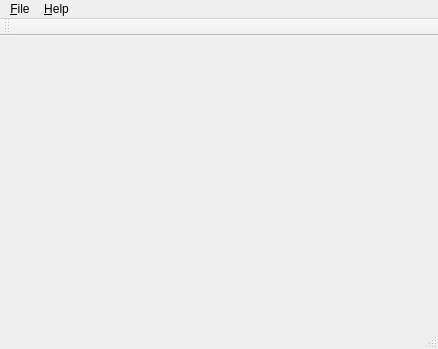
The window that mainwindow.ui (dmatetelki/qtmindmap) describes before a commit, drawn with Qt 5.
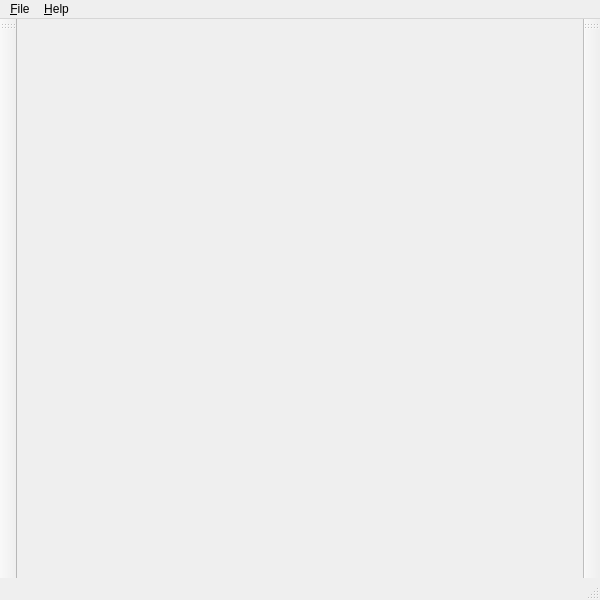
The same window after the commit. Icons and pictures are not drawn.

```diff
--- a/mainwindow.ui
+++ b/mainwindow.ui
@@ -6,8 +6,8 @@
    <rect>
     <x>0</x>
     <y>0</y>
-    <width>438</width>
-    <height>349</height>
+    <width>600</width>
+    <height>600</height>
    </rect>
   </property>
   <property name="windowTitle">
@@ -23,7 +23,7 @@
     <rect>
      <x>0</x>
      <y>0</y>
-     <width>438</width>
+     <width>600</width>
      <height>21</height>
     </rect>
    </property>
@@ -53,13 +53,27 @@
   </widget>
   <widget class="QToolBar" name="mainToolBar">
    <attribute name="toolBarArea">
-    <enum>TopToolBarArea</enum>
+    <enum>LeftToolBarArea</enum>
    </attribute>
    <attribute name="toolBarBreak">
     <bool>false</bool>
    </attribute>
   </widget>
   <widget class="QStatusBar" name="statusBar"/>
+  <widget class="QToolBar" name="statusIcons_toolBar">
+   <property name="enabled">
+    <bool>true</bool>
+   </property>
+   <property name="windowTitle">
+    <string>status icons</string>
+   </property>
+   <attribute name="toolBarArea">
+    <enum>RightToolBarArea</enum>
+   </attribute>
+   <attribute name="toolBarBreak">
+    <bool>true</bool>
+   </attribute>
+  </widget>
   <action name="actionNew">
    <property name="enabled">
     <bool>true</bool>
```
Left out of the diff: 3 changed lines with no effect on the pictures.
